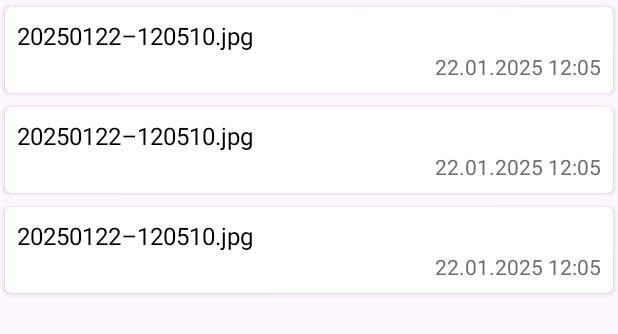
After one commit to dgmedvedev/SnapshotHistory, an Android app: the layout fragment_snapshot_list.xml on its own in the app's theme, with its tools: preview values and no code run, on a phone screen of 412 x 824 dp. The commit adds this screen. Shown: the top 334 px of the screen. Run offline under Robolectric (Android 15) with nearby library versions, the phone set to English and light mode, and no system bars.

Commit message:
feature/fragments is completed. Created: MainFragment, SnapshotFragment, SnapshotListFragment. Added: Picasso library

```diff
--- a/app/build.gradle.kts
+++ b/app/build.gradle.kts
@@ -60,6 +60,9 @@ dependencies {
     ksp(libs.androidx.room.compiler)
     implementation(libs.androidx.room.ktx)
 
+    // Picasso
+    implementation(libs.picasso)
+
     testImplementation(libs.junit)
     androidTestImplementation(libs.androidx.junit)
     androidTestImplementation(libs.androidx.espresso.core)
--- a/app/src/main/java/com/medvedev/snapshothistory/data/database/mapper/SnapshotMapper.kt
+++ b/app/src/main/java/com/medvedev/snapshothistory/data/database/mapper/SnapshotMapper.kt
@@ -8,7 +8,8 @@ fun Snapshot.toEntity() = SnapshotEntity(
     date = date,
     latitude = latitude,
     longitude = longitude,
-    name = name
+    name = name,
+    filePath = filePath
 )
 
 fun SnapshotEntity.toDomain() = Snapshot(
@@ -16,7 +17,8 @@ fun SnapshotEntity.toDomain() = Snapshot(
     date = date,
     latitude = latitude,
     longitude = longitude,
-    name = name
+    name = name,
+    filePath = filePath
 )
 
 fun List<SnapshotEntity>.toSnapshotDomainList() = this.map { it.toDomain() }
--- a/app/src/main/java/com/medvedev/snapshothistory/data/database/model/SnapshotEntity.kt
+++ b/app/src/main/java/com/medvedev/snapshothistory/data/database/model/SnapshotEntity.kt
@@ -11,5 +11,6 @@ class SnapshotEntity(
     val date: Date = Date(),
     val latitude: Double,
     val longitude: Double,
-    val name: String
+    val name: String,
+    val filePath: String
 )
--- a/app/src/main/java/com/medvedev/snapshothistory/domain/model/Snapshot.kt
+++ b/app/src/main/java/com/medvedev/snapshothistory/domain/model/Snapshot.kt
@@ -7,6 +7,7 @@ data class Snapshot(
     val latitude: Double,
     val longitude: Double,
     val name: String,
+    val filePath: String,
     var id: Int = UNDEFINED_ID
 ) {
     companion object {
--- /dev/null
+++ b/app/src/main/res/layout/fragment_snapshot_list.xml
@@ -0,0 +1,9 @@
+<?xml version="1.0" encoding="utf-8"?>
+<androidx.recyclerview.widget.RecyclerView xmlns:android="http://schemas.android.com/apk/res/android"
+    xmlns:app="http://schemas.android.com/apk/res-auto"
+    xmlns:tools="http://schemas.android.com/tools"
+    android:id="@+id/rv_snapshot_list"
+    android:layout_width="match_parent"
+    android:layout_height="match_parent"
+    app:layoutManager="androidx.recyclerview.widget.LinearLayoutManager"
+    tools:listitem="@layout/snapshot_item" />
--- /dev/null
+++ b/app/src/main/res/layout/snapshot_item.xml
@@ -0,0 +1,35 @@
+<?xml version="1.0" encoding="utf-8"?>
+<androidx.cardview.widget.CardView xmlns:android="http://schemas.android.com/apk/res/android"
+    xmlns:app="http://schemas.android.com/apk/res-auto"
+    xmlns:tools="http://schemas.android.com/tools"
+    android:layout_width="match_parent"
+    android:layout_height="wrap_content"
+    app:cardCornerRadius="4dp"
+    app:cardElevation="2dp"
+    app:cardUseCompatPadding="true">
+
+    <LinearLayout
+        android:layout_width="match_parent"
+        android:layout_height="wrap_content"
+        android:orientation="vertical"
+        android:padding="8dp">
+
+        <TextView
+            android:id="@+id/tv_name"
+            android:layout_width="wrap_content"
+            android:layout_height="0dp"
+            android:layout_weight="1"
+            android:textColor="@color/black"
+            android:textSize="16sp"
+            tools:text="@string/tools_text_name" />
+
+        <TextView
+            android:id="@+id/tv_date"
+            android:layout_width="wrap_content"
+            android:layout_height="wrap_content"
+            android:layout_gravity="end"
+            android:textColor="@color/gray"
+            android:textSize="14sp"
+            tools:text="@string/tools_text_date" />
+    </LinearLayout>
+</androidx.cardview.widget.CardView>
--- a/app/src/main/res/values/colors.xml
+++ b/app/src/main/res/values/colors.xml
@@ -1,5 +1,6 @@
 <?xml version="1.0" encoding="utf-8"?>
 <resources>
     <color name="black">#FF000000</color>
+    <color name="gray">#6E6E6E</color>
     <color name="white">#FFFFFFFF</color>
 </resources>
--- a/app/src/main/res/values/strings.xml
+++ b/app/src/main/res/values/strings.xml
@@ -7,6 +7,10 @@
     <string name="try_again">Try again</string>
     <string name="select_folder">Select a folder to save</string>
     <string name="allowed_directories">The allowed directories are [DCIM, Pictures]</string>
+    <string name="tools_text_date">22.01.2025 12:05</string>
+    <string name="tools_text_name">20250122–120510.jpg</string>
+    <string name="selected_snapshot">The selected snapshot</string>
+    <string name="snapshot_not_found">Snapshot not found</string>
 
     <!--    Errors-->
     <string name="processing_failed">Processing failed.</string>
--- a/gradle/libs.versions.toml
+++ b/gradle/libs.versions.toml
@@ -13,6 +13,7 @@ camerax = "1.5.0-alpha05"
 lifecycleViewmodel = "2.8.7"
 devtoolsKsp = "2.1.0-1.0.29"
 roomVersion = "2.6.1"
+picassoVersion = "2.8"
 
 [libraries]
 androidx-core-ktx = { group = "androidx.core", name = "core-ktx", version.ref = "coreKtx" }
@@ -35,6 +36,8 @@ androidx-room-runtime = { group = "androidx.room", name = "room-runtime", versio
 androidx-room-compiler = { group = "androidx.room", name = "room-compiler", version.ref = "roomVersion" }
 androidx-room-ktx = { group = "androidx.room", name = "room-ktx", version.ref = "roomVersion" }
 
+picasso = { group = "com.squareup.picasso", name = "picasso", version.ref = "picassoVersion" }
+
 [plugins]
 android-application = { id = "com.android.application", version.ref = "agp" }
 kotlin-android = { id = "org.jetbrains.kotlin.android", version.ref = "kotlin" }
```
Also changed, not shown: app/src/main/java/com/medvedev/snapshothistory/app/presentation/MainActivity.kt (+1 -95 lines), app/src/main/java/com/medvedev/snapshothistory/app/presentation/MainFragment.kt (added, +142 -0 lines), app/src/main/java/com/medvedev/snapshothistory/app/presentation/SnapshotFragment.kt (added, +69 -0 lines), app/src/main/java/com/medvedev/snapshothistory/app/presentation/SnapshotListFragment.kt (added, +39 -0 lines), app/src/main/res/drawable/image_not_found.xml (added, +13 -0 lines), app/src/main/res/layout/activity_main.xml (+5 -38 lines), app/src/main/res/layout/fragment_main.xml (added, +42 -0 lines), app/src/main/res/layout/fragment_snapshot.xml (added, +9 -0 lines), 1 other file.
